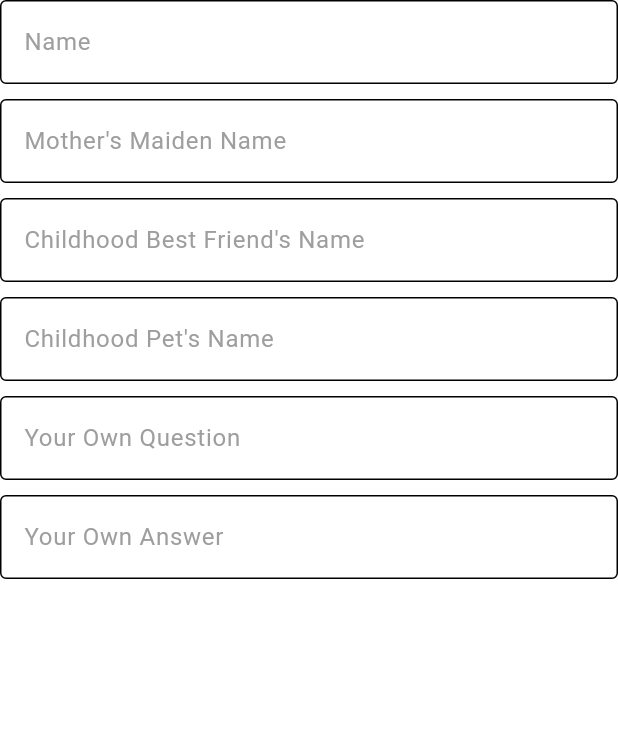
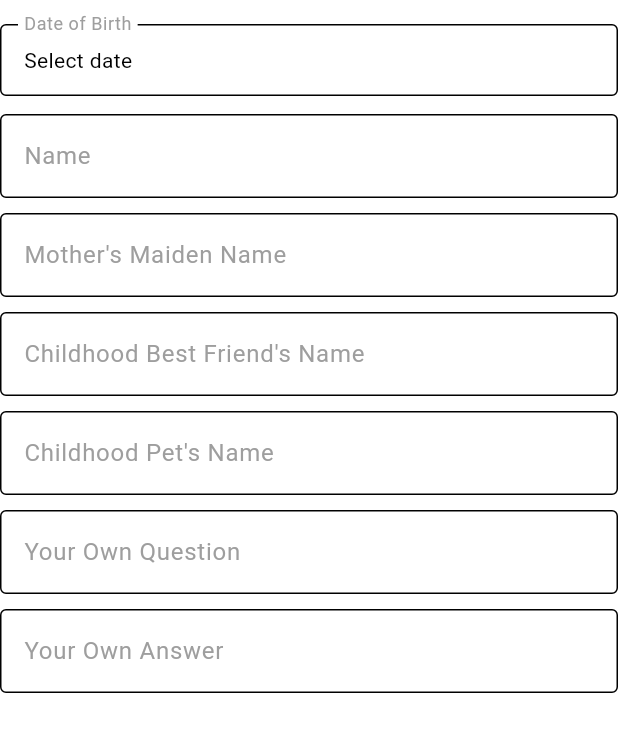
Before and after one commit to itsvishwa/Biomark, a Flutter app: the RegisterPageStep2 widget shown alone on an empty page, opened directly, on a phone screen of 412 x 824 dp. Shown: the top 732 px of the screen. Run offline on Flutter 3.47's test engine with Material 3 defaults, Android fonts, the light colour scheme and no system bars; our stand-ins replace cloud_firestore, firebase_core; accounts and stored records are empty.

Commit message:
form are completed as needed

```diff
--- a/lib/pages/register_page.dart
+++ b/lib/pages/register_page.dart
@@ -98,6 +98,11 @@ class _RegisterPageState extends State<RegisterPage> {
     if (model['timeOfBirth'] is TimeOfDay) {
       final time = model['timeOfBirth'] as TimeOfDay;
       model['timeOfBirth'] = "${time.hour}:${time.minute}";
+    }
+
+    if (recovery['dob'] is DateTime) {
+      final date = recovery['dob'] as DateTime;
+      recovery['dob'] = "${date.year}-${date.month}-${date.day}";
     }
 
     if (_validateForm(model, 'Model') && _validateForm(recovery, 'Recovery') && _validateForm(account, 'Account')) {
--- a/lib/pages/register_step_1_page.dart
+++ b/lib/pages/register_step_1_page.dart
@@ -1,5 +1,5 @@
 import 'package:flutter/material.dart';
-import 'package:intl/intl.dart'; // For formatting the date and time
+import 'package:intl/intl.dart';
 
 class RegisterPageStep1 extends StatefulWidget {
   const RegisterPageStep1({Key? key}) : super(key: key);
--- a/lib/pages/register_step_2_page.dart
+++ b/lib/pages/register_step_2_page.dart
@@ -9,7 +9,7 @@ class RegisterPageStep2 extends StatefulWidget {
 }
 
 class RegisterPageStep2State extends State<RegisterPageStep2> {
-  // DateTime? _selectedDate;
+  DateTime? _selectedDate;
   final TextEditingController _nameController = TextEditingController();
   final TextEditingController _motherMaidenNameController = TextEditingController();
   final TextEditingController _bestFriendNameController = TextEditingController();
@@ -26,7 +26,7 @@ class RegisterPageStep2State extends State<RegisterPageStep2> {
 
   Map<String, dynamic> saveData() {
     return {
-      // 'dob': _selectedDate,
+      'dob': _selectedDate,
       'name': _nameController.text,
       'motherMaidenName': _motherMaidenNameController.text,
       'bestFriendName': _bestFriendNameController.text,
@@ -107,7 +107,7 @@ class RegisterPageStep2State extends State<RegisterPageStep2> {
     return Column(
       crossAxisAlignment: CrossAxisAlignment.start,
       children: [
-        // _buildDateField("Date of Birth", _selectedDate, _selectDate),
+        _buildDateField("Date of Birth", _selectedDate, _selectDate),
         _buildTextField("Name", _nameController, _nameError),
         _buildTextField("Mother's Maiden Name", _motherMaidenNameController, _motherMaidenNameError),
         _buildTextField("Childhood Best Friend's Name", _bestFriendNameController, _bestFriendNameError),
@@ -118,39 +118,39 @@ class RegisterPageStep2State extends State<RegisterPageStep2> {
     );
   }
 
-  // Future<void> _selectDate(BuildContext context) async {
-  //   final DateTime? picked = await showDatePicker(
-  //     context: context,
-  //     initialDate: DateTime.now(),
-  //     firstDate: DateTime(1900),
-  //     lastDate: DateTime.now(),
-  //   );
-  //   if (picked != null && picked != _selectedDate) {
-  //     setState(() {
-  //       _selectedDate = picked;
-  //     });
-  //   }
-  // }
+  Future<void> _selectDate(BuildContext context) async {
+    final DateTime? picked = await showDatePicker(
+      context: context,
+      initialDate: DateTime.now(),
+      firstDate: DateTime(1900),
+      lastDate: DateTime.now(),
+    );
+    if (picked != null && picked != _selectedDate) {
+      setState(() {
+        _selectedDate = picked;
+      });
+    }
+  }
 
-  // Widget _buildDateField(String labelText, DateTime? selectedDate, Function(BuildContext) onSelect) {
-  //   return Container(
-  //     padding: const EdgeInsets.only(top: 16.0, bottom: 12.0), // Margin between fields
-  //     child: GestureDetector(
-  //       onTap: () => onSelect(context),
-  //       child: InputDecorator(
-  //         decoration: InputDecoration(
-  //           labelText: labelText,
-  //           labelStyle: TextStyle(color: Colors.grey),
-  //           border: OutlineInputBorder(),
-  //           contentPadding: const EdgeInsets.symmetric(vertical: 12.0, horizontal: 12.0),
-  //         ),
-  //         child: Text(selectedDate != null
-  //             ? DateFormat.yMd().format(selectedDate)
-  //             : 'Select date'),
-  //       ),
-  //     ),
-  //   );
-  // }
+  Widget _buildDateField(String labelText, DateTime? selectedDate, Function(BuildContext) onSelect) {
+    return Container(
+      padding: const EdgeInsets.only(top: 16.0, bottom: 12.0), // Margin between fields
+      child: GestureDetector(
+        onTap: () => onSelect(context),
+        child: InputDecorator(
+          decoration: InputDecoration(
+            labelText: labelText,
+            labelStyle: TextStyle(color: Colors.grey),
+            border: OutlineInputBorder(),
+            contentPadding: const EdgeInsets.symmetric(vertical: 12.0, horizontal: 12.0),
+          ),
+          child: Text(selectedDate != null
+              ? DateFormat.yMd().format(selectedDate)
+              : 'Select date'),
+        ),
+      ),
+    );
+  }
 
   @override
   void dispose() {
```
